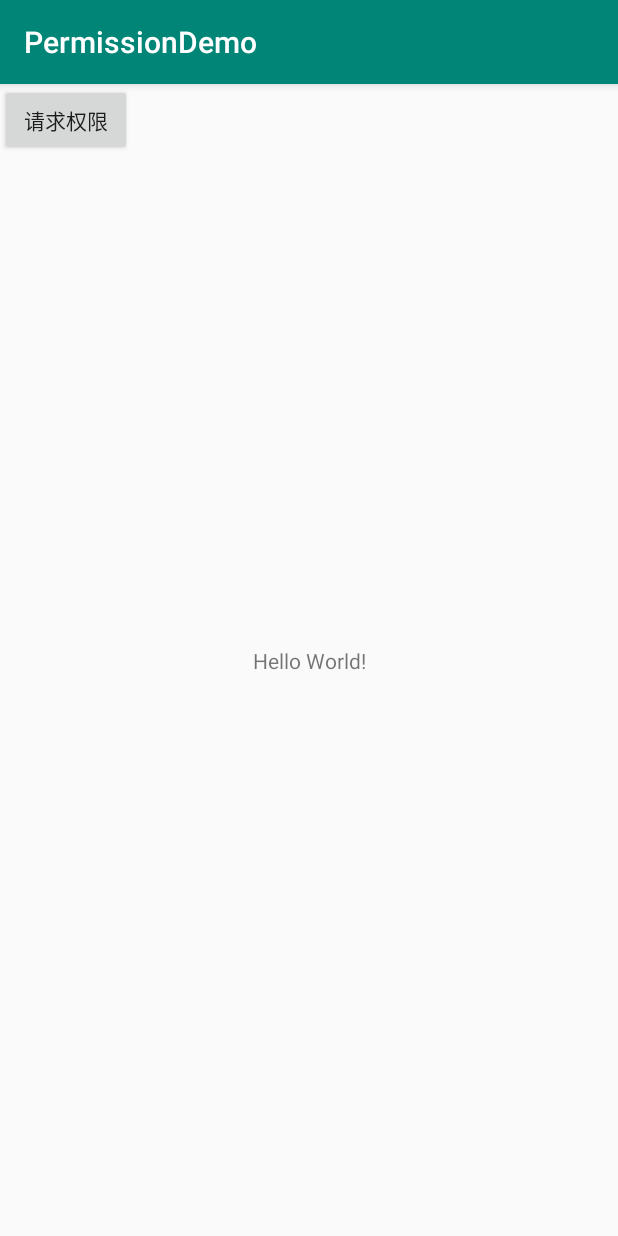
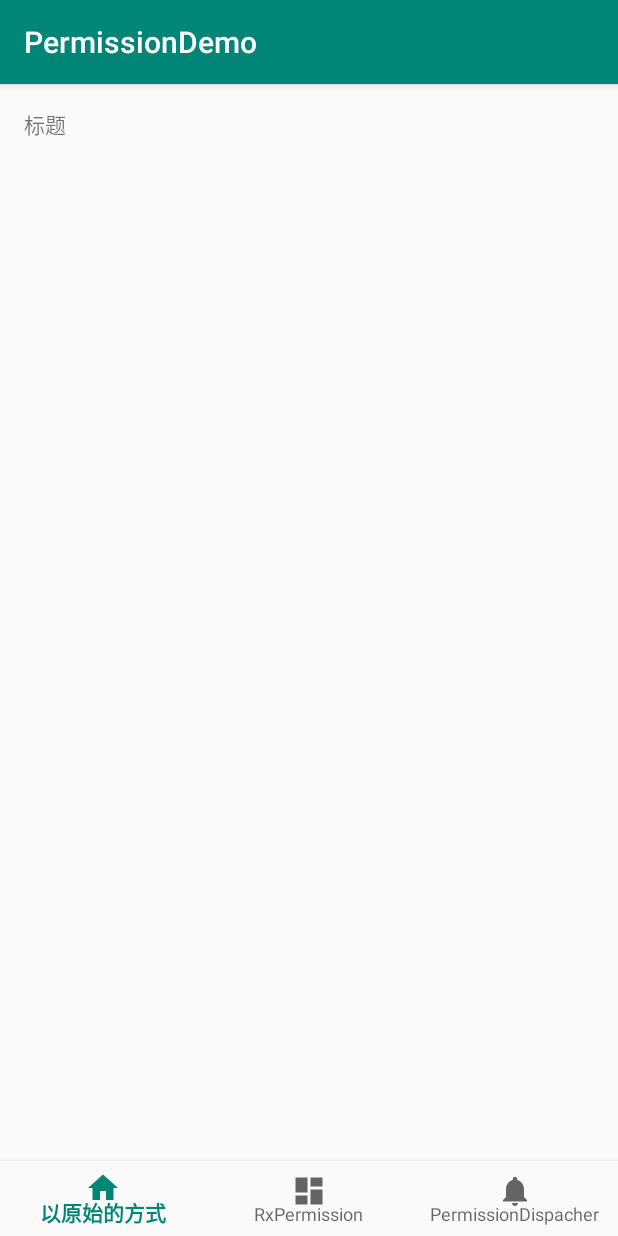
Before and after one commit to itxiaox/PermissionDemo, an Android app: the screen it shows after launch (MainActivity), on a phone screen of 412 x 824 dp. Run offline under Robolectric (Android 15) with nearby library versions, the phone set to English and light mode, and no system bars; our stand-ins replace RxJava.

```diff
--- /dev/null
+++ b/app/src/main/java/com/itxiaox/permissiondemo/PermissionDispatcherTest.java
@@ -0,0 +1,4 @@
+package com.itxiaox.permissiondemo;
+
+public class PermissionDispatcherTest {
+}
--- /dev/null
+++ b/app/src/main/res/drawable/ic_dashboard_black_24dp.xml
@@ -0,0 +1,9 @@
+<vector xmlns:android="http://schemas.android.com/apk/res/android"
+    android:width="24dp"
+    android:height="24dp"
+    android:viewportWidth="24.0"
+    android:viewportHeight="24.0">
+    <path
+        android:fillColor="#FF000000"
+        android:pathData="M3,13h8L11,3L3,3v10zM3,21h8v-6L3,15v6zM13,21h8L21,11h-8v10zM13,3v6h8L21,3h-8z" />
+</vector>
--- /dev/null
+++ b/app/src/main/res/drawable/ic_home_black_24dp.xml
@@ -0,0 +1,9 @@
+<vector xmlns:android="http://schemas.android.com/apk/res/android"
+    android:width="24dp"
+    android:height="24dp"
+    android:viewportWidth="24.0"
+    android:viewportHeight="24.0">
+    <path
+        android:fillColor="#FF000000"
+        android:pathData="M10,20v-6h4v6h5v-8h3L12,3 2,12h3v8z" />
+</vector>
--- /dev/null
+++ b/app/src/main/res/drawable/ic_notifications_black_24dp.xml
@@ -0,0 +1,9 @@
+<vector xmlns:android="http://schemas.android.com/apk/res/android"
+    android:width="24dp"
+    android:height="24dp"
+    android:viewportWidth="24.0"
+    android:viewportHeight="24.0">
+    <path
+        android:fillColor="#FF000000"
+        android:pathData="M12,22c1.1,0 2,-0.9 2,-2h-4c0,1.1 0.89,2 2,2zM18,16v-5c0,-3.07 -1.64,-5.64 -4.5,-6.32L13.5,4c0,-0.83 -0.67,-1.5 -1.5,-1.5s-1.5,0.67 -1.5,1.5v0.68C7.63,5.36 6,7.92 6,11v5l-2,2v1h16v-1l-2,-2z" />
+</vector>
--- a/app/src/main/res/layout/activity_main.xml
+++ b/app/src/main/res/layout/activity_main.xml
@@ -2,23 +2,32 @@
 <android.support.constraint.ConstraintLayout xmlns:android="http://schemas.android.com/apk/res/android"
     xmlns:app="http://schemas.android.com/apk/res-auto"
     xmlns:tools="http://schemas.android.com/tools"
+    android:id="@+id/container"
     android:layout_width="match_parent"
     android:layout_height="match_parent"
     tools:context=".MainActivity">
 
-
-    <Button
+    <TextView
+        android:id="@+id/message"
         android:layout_width="wrap_content"
         android:layout_height="wrap_content"
-        android:text="请求权限"
-        android:onClick="requestPermission"/>
-    <TextView
-        android:layout_width="wrap_content"
-        android:layout_height="wrap_content"
-        android:text="Hello World!"
+        android:layout_marginStart="@dimen/activity_horizontal_margin"
+        android:layout_marginLeft="@dimen/activity_horizontal_margin"
+        android:layout_marginTop="@dimen/activity_vertical_margin"
+        android:text="标题"
+        app:layout_constraintLeft_toLeftOf="parent"
+        app:layout_constraintTop_toTopOf="parent" />
+
+    <android.support.design.widget.BottomNavigationView
+        android:id="@+id/nav_view"
+        android:layout_width="0dp"
+        android:layout_height="50dp"
+        android:layout_marginStart="0dp"
+        android:layout_marginEnd="0dp"
+        android:background="?android:attr/windowBackground"
         app:layout_constraintBottom_toBottomOf="parent"
         app:layout_constraintLeft_toLeftOf="parent"
         app:layout_constraintRight_toRightOf="parent"
-        app:layout_constraintTop_toTopOf="parent" />
+        app:menu="@menu/bottom_nav_menu" />
 
 </android.support.constraint.ConstraintLayout>
--- /dev/null
+++ b/app/src/main/res/menu/bottom_nav_menu.xml
@@ -0,0 +1,19 @@
+<?xml version="1.0" encoding="utf-8"?>
+<menu xmlns:android="http://schemas.android.com/apk/res/android">
+
+    <item
+        android:id="@+id/navigation_home"
+        android:icon="@drawable/ic_home_black_24dp"
+        android:title="以原始的方式" />
+
+    <item
+        android:id="@+id/navigation_dashboard"
+        android:icon="@drawable/ic_dashboard_black_24dp"
+        android:title="RxPermission" />
+
+    <item
+        android:id="@+id/navigation_notifications"
+        android:icon="@drawable/ic_notifications_black_24dp"
+        android:title="PermissionDispacher" />
+
+</menu>
--- /dev/null
+++ b/app/src/main/res/values/dimens.xml
@@ -0,0 +1,5 @@
+<resources>
+    <!-- Default screen margins, per the Android Design guidelines. -->
+    <dimen name="activity_horizontal_margin">16dp</dimen>
+    <dimen name="activity_vertical_margin">16dp</dimen>
+</resources>
--- a/app/src/main/res/values/strings.xml
+++ b/app/src/main/res/values/strings.xml
@@ -1,3 +1,7 @@
 <resources>
     <string name="app_name">PermissionDemo</string>
+    <string name="title_activity_main2">Main2Activity</string>
+    <string name="title_home">Home</string>
+    <string name="title_dashboard">Dashboard</string>
+    <string name="title_notifications">Notifications</string>
 </resources>
--- a/build.gradle
+++ b/build.gradle
@@ -13,12 +13,11 @@ buildscript {
         // in the individual module build.gradle files
     }
 }
-
 allprojects {
     repositories {
         google()
         jcenter()
-
+        maven { url 'https://jitpack.io' }
     }
 }
 
```
Also changed, not shown: app/build.gradle (+17 -0 lines), app/src/main/AndroidManifest.xml (+8 -7 lines), app/src/main/java/com/itxiaox/permissiondemo/MainActivity.java (+58 -21 lines), app/src/main/java/com/itxiaox/permissiondemo/RxPermissionTest.java (added, +34 -0 lines), app/src/main/res/layout/activity_rx_permission.xml (added, +9 -0 lines), 1 other file.
